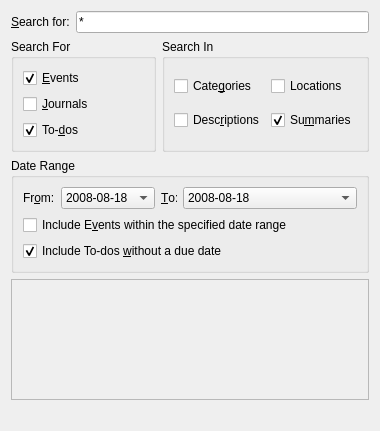
First picture: the form in searchdialog_base.ui, repository KDE/korganizer, before the edit.
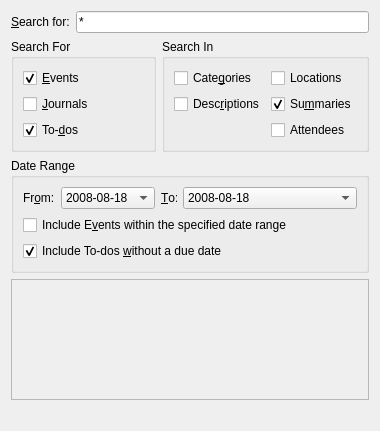
Second picture: the form after the edit. Custom widgets are drawn as their Qt base class.

Commit message: Search through attendees.

Patch:
```diff
--- a/searchdialog_base.ui
+++ b/searchdialog_base.ui
@@ -158,6 +158,13 @@
         </property>
        </widget>
       </item>
+      <item row="2" column="1">
+       <widget class="QCheckBox" name="attendeeCheck">
+        <property name="text">
+         <string>Attendees</string>
+        </property>
+       </widget>
+      </item>
      </layout>
     </widget>
    </item>
```
The commit also changes 1 other file.
